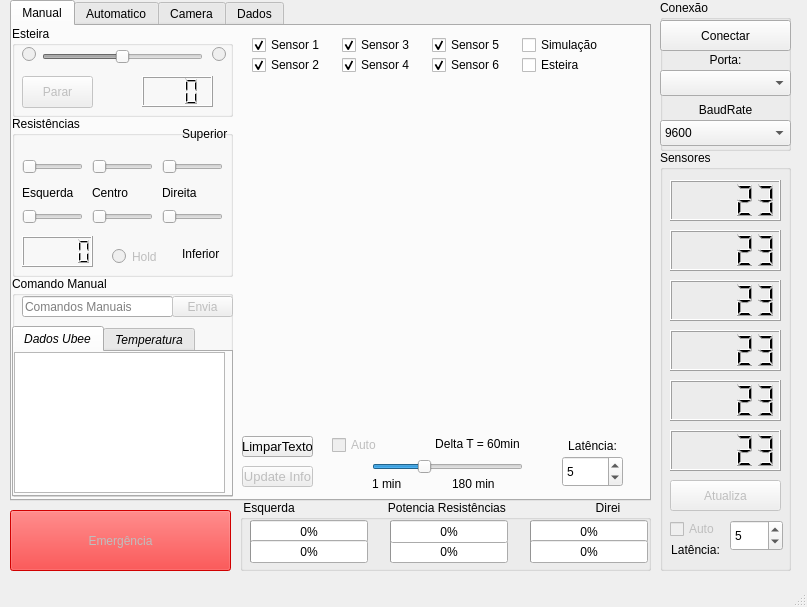
The window that source/forno_design.ui (Atzingen/controleForno-interface) describes before a commit, drawn with Qt 5.
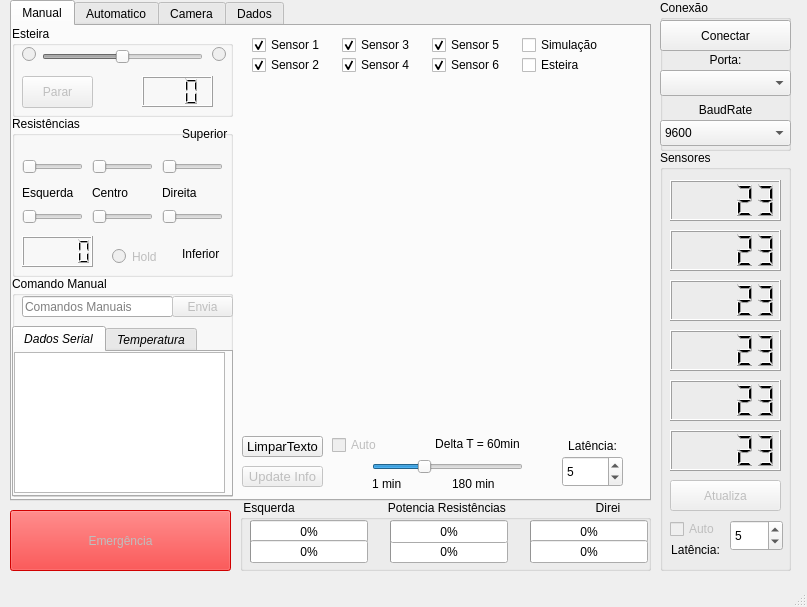
The same window after the commit. Custom widgets are drawn as their Qt base class.

Commit message: rasp - update na gui e pyuic4

Patch:
```diff
--- a/source/forno_design.ui
+++ b/source/forno_design.ui
@@ -447,7 +447,7 @@
        </property>
        <widget class="QWidget" name="tab_4">
         <attribute name="title">
-         <string>Dados Ubee</string>
+         <string>Dados Serial</string>
         </attribute>
         <widget class="QTextEdit" name="textEdit_dadosSerial">
          <property name="geometry">
@@ -769,7 +769,7 @@
        <rect>
         <x>230</x>
         <y>410</y>
-        <width>71</width>
+        <width>81</width>
         <height>21</height>
        </rect>
       </property>
@@ -790,7 +790,7 @@
        <rect>
         <x>230</x>
         <y>440</y>
-        <width>71</width>
+        <width>81</width>
         <height>21</height>
        </rect>
       </property>
```
The commit also changes 2 other files.
